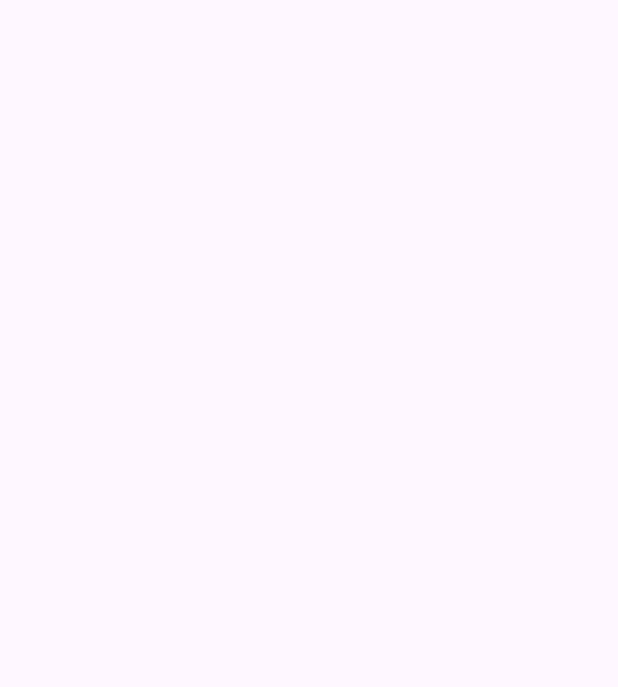
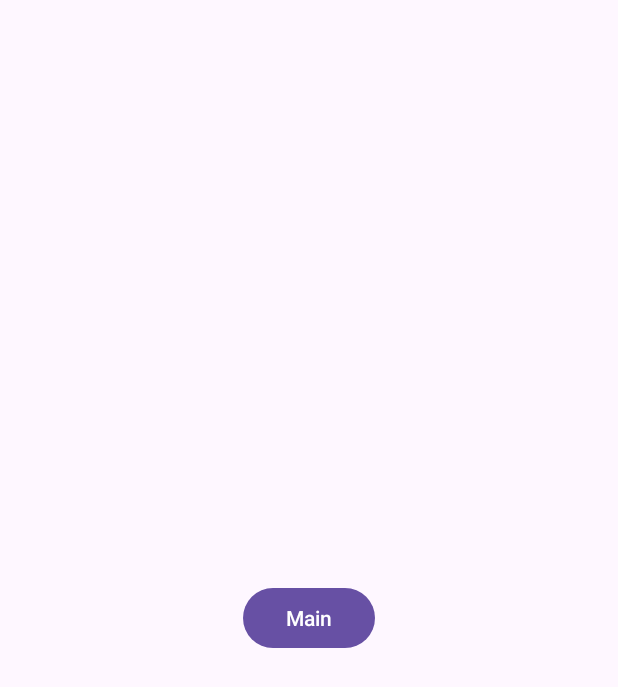
Before and after one commit to Mvargas64/Mobile-Computing---Project01, an Android app: the PlantList screen opened directly, with no data from a screen before it, on a phone screen of 412 x 824 dp. Before the commit the part shown is empty. Shown: the top 687 px of the screen. Run offline under Robolectric (Android 15) with nearby library versions, the phone set to English and light mode, and no system bars.

Commit message:
added button to plantList
added button

```diff
--- a/app/src/main/java/com/example/plantidentificationapp/PlantList.java
+++ b/app/src/main/java/com/example/plantidentificationapp/PlantList.java
@@ -2,7 +2,9 @@ package com.example.plantidentificationapp;
 
 import androidx.appcompat.app.AppCompatActivity;
 
+import android.content.Intent;
 import android.os.Bundle;
+import android.view.View;
 
 public class PlantList extends AppCompatActivity {
 
@@ -11,4 +13,9 @@ public class PlantList extends AppCompatActivity {
         super.onCreate(savedInstanceState);
         setContentView(R.layout.activity_plant_list);
     }
+
+    public void onClickMainBTN(View v){
+        Intent ini = new Intent(PlantList.this, MainActivity.class);
+        startActivity(ini);
+    }
 }
--- a/app/src/main/res/layout/activity_plant_list.xml
+++ b/app/src/main/res/layout/activity_plant_list.xml
@@ -8,10 +8,24 @@
 
     <ScrollView
         android:layout_width="match_parent"
-        android:layout_height="match_parent" >
+        android:layout_height="match_parent">
 
         <androidx.recyclerview.widget.RecyclerView
             android:layout_width="match_parent"
             android:layout_height="wrap_content" />
     </ScrollView>
+
+    <Button
+        android:id="@+id/button5"
+        android:layout_width="wrap_content"
+        android:layout_height="wrap_content"
+        android:onClick="onClickMainBTN"
+        android:text="Main"
+        app:layout_constraintBottom_toBottomOf="parent"
+        app:layout_constraintEnd_toEndOf="parent"
+        app:layout_constraintHorizontal_bias="0.5"
+        app:layout_constraintStart_toStartOf="parent"
+        app:layout_constraintTop_toTopOf="parent"
+        app:layout_constraintVertical_bias="0.5" />
+
 </androidx.constraintlayout.widget.ConstraintLayout>
```
